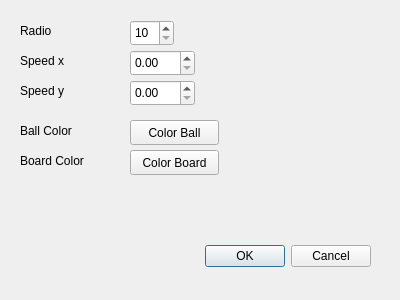
This is task4/pl4/ChangeBallParamsDlg.ui in OgLocGreen/implementacion_de_sistemas_de_controll as Qt 5 draws it before an edit. The edited form follows.
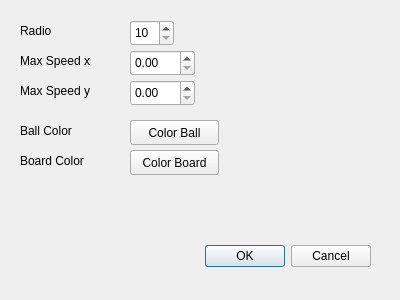
This is the edited form.

```diff
--- a/task4/pl4/ChangeBallParamsDlg.ui
+++ b/task4/pl4/ChangeBallParamsDlg.ui
@@ -76,12 +76,12 @@
     <rect>
      <x>20</x>
      <y>50</y>
-     <width>61</width>
+     <width>91</width>
      <height>21</height>
     </rect>
    </property>
    <property name="text">
-    <string>Speed x</string>
+    <string>Max Speed x</string>
    </property>
   </widget>
   <widget class="QLabel" name="label_radio_4">
@@ -102,12 +102,12 @@
     <rect>
      <x>20</x>
      <y>80</y>
-     <width>61</width>
+     <width>91</width>
      <height>21</height>
     </rect>
    </property>
    <property name="text">
-    <string>Speed y</string>
+    <string>Max Speed y</string>
    </property>
   </widget>
   <widget class="QDoubleSpinBox" name="doubleSpinBox_velo_x_2">
```
Left out of the diff: 4 changed lines with no effect on the pictures.
